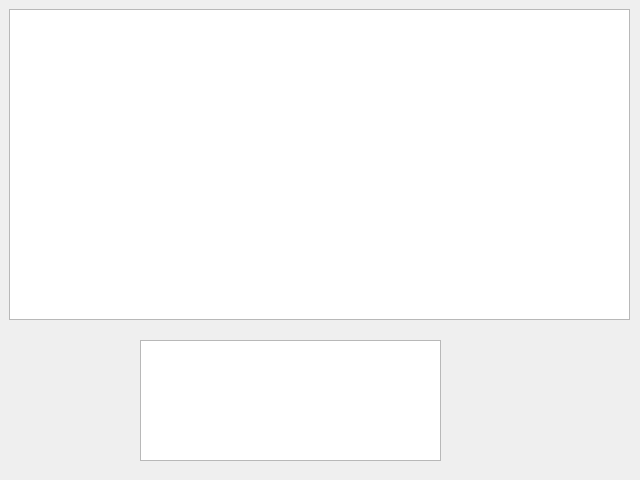
This is FlexManSys/matrix.ui in ayudov/Flexible-Manufacturing-System as Qt 5 draws it before an edit. The edited form follows.
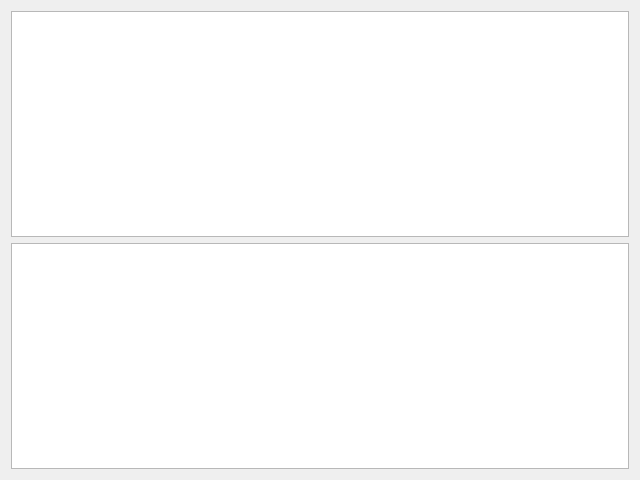
This is the edited form.

What changed in the file:
```diff
--- a/FlexManSys/matrix.ui
+++ b/FlexManSys/matrix.ui
@@ -13,32 +13,25 @@
   <property name="windowTitle">
    <string>Form</string>
   </property>
+  <layout class="QVBoxLayout" name="verticalLayout">
+   <item>
+    <layout class="QGridLayout" name="gridLayout">
+     <item row="0" column="0">
   <widget class="QTableWidget" name="tableWidget">
    <property name="enabled">
     <bool>true</bool>
    </property>
-   <property name="geometry">
-    <rect>
-     <x>9</x>
-     <y>9</y>
-     <width>621</width>
-     <height>311</height>
-    </rect>
-   </property>
    <property name="showGrid">
     <bool>true</bool>
    </property>
   </widget>
-  <widget class="QTextBrowser" name="textBrowser">
-   <property name="geometry">
-    <rect>
-     <x>140</x>
-     <y>340</y>
-     <width>301</width>
-     <height>121</height>
-    </rect>
-   </property>
-  </widget>
+     </item>
+     <item row="1" column="0">
+      <widget class="QTextBrowser" name="textBrowser"/>
+     </item>
+    </layout>
+   </item>
+  </layout>
  </widget>
  <resources/>
  <connections/>
```
Lines whose indentation alone changed are shown as unchanged.
